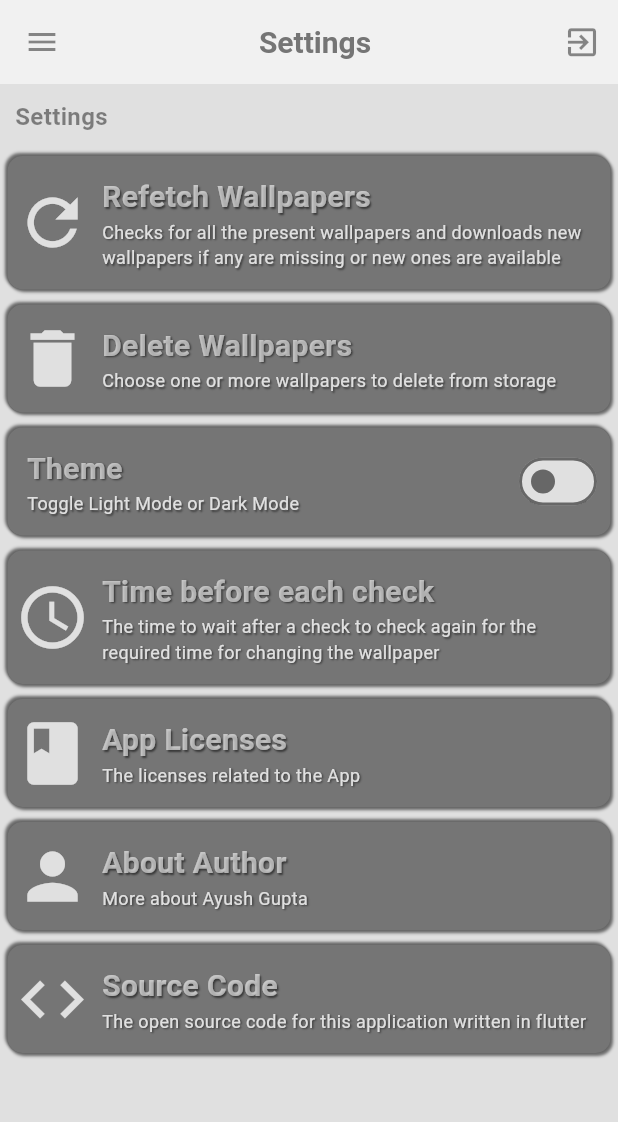
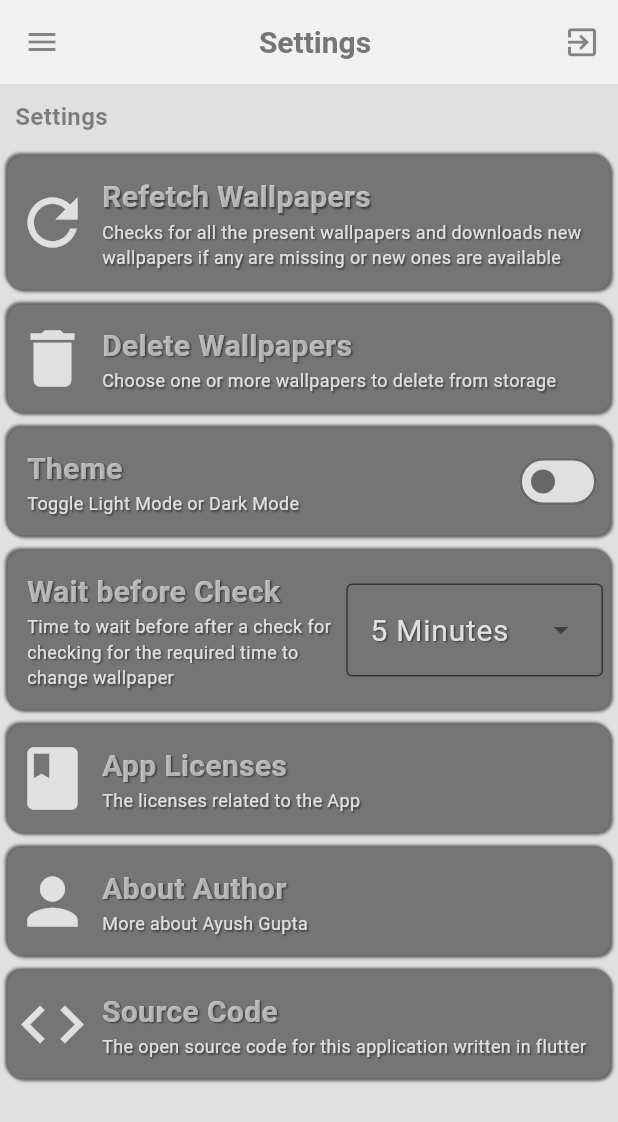
Before and after one commit to AyushisPro2011/Advalls, a Flutter app: the SettingsPage screen opened by its route, on a phone screen of 412 x 824 dp. Shown: the top 1122 px of the screen. Run offline on Flutter 3.47's test engine with Material 3 defaults, Android fonts, the light colour scheme and no system bars.

Commit message:
Replaced Simple Buttons with Dropwdowns according to the UI design and completed the UI design work

```diff
--- a/lib/Widgets/XDropDown.dart
+++ b/lib/Widgets/XDropDown.dart
@@ -1,2 +1,106 @@
 //TODO : copy the UI logic from XToggle to make the widget without errors and use
 //them in the proper place where UI says to
+
+import 'package:flutter/material.dart';
+
+class XDropDown extends StatefulWidget {
+  const XDropDown(
+      {super.key,
+      required this.label,
+      required this.sublabel,
+      required this.list});
+  final String label;
+  final String sublabel;
+  final List<String> list;
+
+  @override
+  State<XDropDown> createState() => _XDropDownState();
+}
+
+class _XDropDownState extends State<XDropDown> {
+  @override
+  Widget build(BuildContext context) {
+    final ColorScheme colors = Theme.of(context).colorScheme;
+    return Container(
+        padding: const EdgeInsets.all(5.0),
+        margin: const EdgeInsets.all(5.0),
+        decoration: BoxDecoration(
+            borderRadius: BorderRadius.circular(10),
+            color: colors.primary,
+            boxShadow: [
+              BoxShadow(
+                color: colors.outline,
+                offset: const Offset(-1.5, -1.5),
+                blurRadius: 1.0,
+              ),
+              BoxShadow(
+                  color: colors.outline,
+                  offset: const Offset(1.5, 1.5),
+                  blurRadius: 1.0)
+            ]),
+        child:
+            Row(mainAxisAlignment: MainAxisAlignment.spaceBetween, children: [
+          Expanded(
+              child: Padding(
+            padding: const EdgeInsets.all(8.0),
+            child: Column(
+              crossAxisAlignment: CrossAxisAlignment.start,
+              children: [
+                Container(
+                  child: Text(
+                    widget.label,
+                    textAlign: TextAlign.start,
+                    style: TextStyle(
+                      color: colors.onPrimary,
+                      fontWeight: FontWeight.bold,
+                      fontSize: 20.0,
+                      shadows: [
+                        Shadow(
+                          offset: const Offset(1.0, 1.0),
+                          blurRadius: 1.0,
+                          color: colors.outline,
+                        ),
+                      ],
+                    ),
+                  ),
+                ),
+                Text(
+                  widget.sublabel,
+                  style: TextStyle(
+                    color: colors.secondary,
+                    fontSize: 12.0,
+                    shadows: [
+                      Shadow(
+                        offset: const Offset(1.0, 1.0),
+                        blurRadius: 1.0,
+                        color: colors.outline,
+                      ),
+                    ],
+                  ),
+                )
+              ],
+            ),
+          )),
+          DropdownMenu(
+              initialSelection: widget.list.first,
+              menuStyle: MenuStyle(
+                  side: WidgetStatePropertyAll(
+                      BorderSide(color: colors.outline))),
+              textStyle: TextStyle(
+                color: colors.secondary,
+                fontSize: 20.0,
+                shadows: [
+                  Shadow(
+                    offset: const Offset(1.0, 1.0),
+                    blurRadius: 1.0,
+                    color: colors.outline,
+                  ),
+                ],
+              ),
+              dropdownMenuEntries: widget.list
+                  .map<DropdownMenuEntry>(
+                      (item) => DropdownMenuEntry(value: item, label: item))
+                  .toList())
+        ]));
+  }
+}
--- a/lib/pages/Homepage.dart
+++ b/lib/pages/Homepage.dart
@@ -1,4 +1,5 @@
 import 'package:advalls/Widgets/XDrawer.dart';
+import 'package:advalls/Widgets/XDropDown.dart';
 import 'package:advalls/Widgets/XIconLabelButton.dart';
 import 'package:advalls/Widgets/XLabel.dart';
 import 'package:advalls/Widgets/XToggle.dart';
@@ -65,11 +66,10 @@ class Homepage extends StatelessWidget {
               label: "Change wallpaper",
               subLabel: "Swap Current Wallpaper with a random new wallpaper",
             ),
-            const XIconLabelButton(
-              icon: Icons.calendar_month_rounded,
-              label: "Scehdule Change",
-              subLabel: "Select How frequently your wallpaper should change",
-            ),
+            const XDropDown(
+                label: "Schedule Change",
+                sublabel: "Select How frequently your wallpaper should change",
+                list: ["1 Day", "3 days", "5 Days", "12 Hours", " 6 Hours"]),
             const XIconLabelButton(
               icon: Icons.add,
               label: "Add Wallpapers!",
--- a/lib/pages/SettingsPage.dart
+++ b/lib/pages/SettingsPage.dart
@@ -1,4 +1,5 @@
 import 'package:advalls/Widgets/XDrawer.dart';
+import 'package:advalls/Widgets/XDropDown.dart';
 import 'package:advalls/Widgets/XIconLabelButton.dart';
 import 'package:advalls/Widgets/XLabel.dart';
 import 'package:advalls/Widgets/XToggle.dart';
@@ -68,11 +69,23 @@ class SettingsPage extends StatelessWidget {
               value:
                   Provider.of<Themeprovider>(context, listen: false).isDarkMode,
             ),
-            const XIconLabelButton(
-              icon: Icons.access_time_sharp,
-              label: "Time before each check",
-              subLabel:
-                  "The time to wait after a check to check again for the required time for changing the wallpaper",
+            // const XIconLabelButton(
+            //   icon: Icons.access_time_sharp,
+            //   label: "Time before each check",
+            //   subLabel:
+            //       "The time to wait after a check to check again for the required time for changing the wallpaper",
+            // ),
+            const XDropDown(
+              label: "Wait before Check",
+              sublabel:
+                  "Time to wait before after a check for checking for the required time to change wallpaper",
+              list: [
+                "5 Minutes",
+                "10 Minutes",
+                "15 Minutes",
+                "2 Minutes",
+                "1 Minute"
+              ],
             ),
             const XIconLabelButton(
               icon: Icons.book,
```
